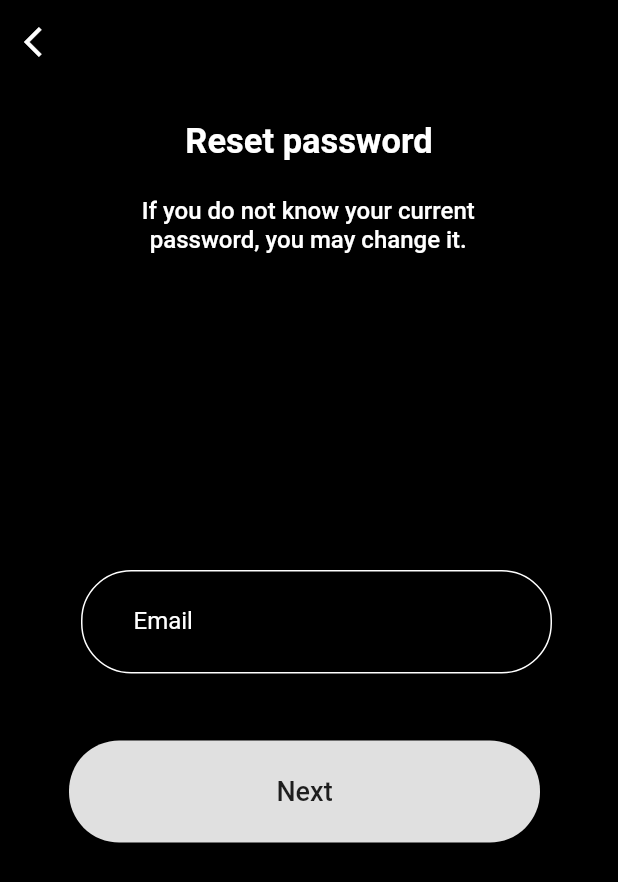
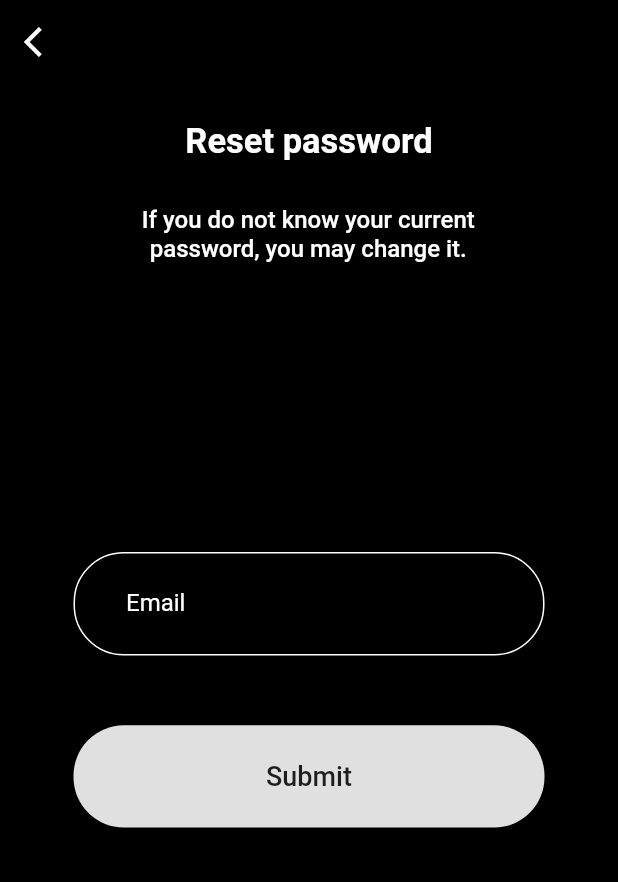
Before and after one commit to SenaCikic/fillproject, a Flutter app: the EmailResetPage screen opened directly, on a phone screen of 412 x 824 dp. Shown: the top 882 px of the screen. Run offline on Flutter 3.47's test engine with Material 2 defaults, Android fonts, the phone set to English and light mode, and no system bars; our stand-ins replace cloud_firestore, firebase_auth, flutter_screenutil, random_string, shared_preferences, splashscreen; missing offline and left inert: mailer; accounts and stored records are empty; Roboto replaces fonts that are missing (LoewNextArabic).

Commit message:
Margins fixed, gesture detector added, has floatingPlaceholder

```diff
--- a/lib/components/myText.dart
+++ b/lib/components/myText.dart
@@ -32,7 +32,7 @@ class MyText {
   final String passwordHeadline = "Set up a password \nand start getting \n";
   final String fiveSar = '5 \nSAR';
   final String emailHeadline = "Set up an email \nand start getting \n";
-  final String btnEmail = 'Next';
+  final String btnEmail = 'Submit';
   final String resetPass = 'forget password';
   final String ifYouDont =
       "If you do not know your current password, you may change it.";
--- a/lib/login/sendEmailPage.dart
+++ b/lib/login/sendEmailPage.dart
@@ -35,7 +35,11 @@ class EmailResetPage extends StatelessWidget {
           },
         ),
       ),
-      body: ListView(
+      body: GestureDetector(
+          onTap: () {
+            FocusScope.of(context).requestFocus(new FocusNode());
+          },
+              child: ListView(
           children: <Widget>[
             Container(
               margin: EdgeInsets.only(top: 25.0),
@@ -45,39 +49,37 @@ class EmailResetPage extends StatelessWidget {
                   child: Text(MyText().emailReset,
                       style: const TextStyle(
                           color: const Color(0xffffffff),
-                        fontWeight: FontWeight.w700,
+                          fontWeight: FontWeight.bold,
                           fontFamily: "LoewNextArabic",
                           fontStyle: FontStyle.normal,
                           fontSize: 23.0),
                       textAlign: TextAlign.center)),
             ),
             Container(
-            margin: EdgeInsets.only(top: 22.0, right: 73.0, left: 72.0),
+              margin: EdgeInsets.only(top: 28.0, right: 73.0, left: 72.0,bottom: 163),
               child: SizedBox(
-                width: 269,
-                height: 66,
+                  width: ScreenUtil.instance.setWidth(269),
+                  height: ScreenUtil.instance.setWidth(66),
                   child: Text(MyText().emailSub,
                       style: const TextStyle(
                           color: const Color(0xffffffff),
                           fontWeight: FontWeight.w500,
                           fontFamily: "LoewNextArabic",
                           fontStyle: FontStyle.normal,
-                        fontSize: 16.0),
+                          fontSize: 16),
                       textAlign: TextAlign.center)),
             ),
             Container(
-              margin: EdgeInsets.only(
-                  bottom: 20, top: 163.0, left: 54.0, right: 44.0),
-              child: Container(
               width: ScreenUtil.instance.setWidth(316.0),
               height: ScreenUtil.instance.setHeight(92.0),
-                margin: EdgeInsets.only(top: 20.0),
+              margin: EdgeInsets.only(left: 49.0, right: 49.0, bottom: 22),
               child: Form(
                 key: _formKey,
                 child: TextFormField(
                   controller: emailController,
                   decoration: InputDecoration(
-                      floatingLabelBehavior: FloatingLabelBehavior.never,
+                    // floatingLabelBehavior: FloatingLabelBehavior.never,
+                    hasFloatingPlaceholder: false,
                     contentPadding: new EdgeInsets.symmetric(
                         vertical: 25.0, horizontal: 35.0),
                     labelText: MyText().labelEmail,
@@ -108,11 +110,11 @@ class EmailResetPage extends StatelessWidget {
                       MyValidation().validateEmailLogin(email, _btnCounter),
                 ),
               ),
-              )),
+            ),
             Container(
                 width: ScreenUtil.instance.setWidth(316.0),
                 height: ScreenUtil.instance.setHeight(67.0),
-              margin: EdgeInsets.only(left: 46.0, right: 52.0),
+                margin: EdgeInsets.only(left: 49.0, right: 49.0,),
                 child: RaisedButton(
                   shape: RoundedRectangleBorder(
                     borderRadius: new BorderRadius.circular(33.5),
@@ -144,6 +146,7 @@ class EmailResetPage extends StatelessWidget {
             // ),
           ],
         ),
+      ),
     );
   }
 
--- a/lib/register/emailPage.dart
+++ b/lib/register/emailPage.dart
@@ -80,7 +80,8 @@ class _EmailPageState extends State<EmailPage> {
                           child: TextFormField(
                             controller: emailController,
                             decoration: InputDecoration(
-                              floatingLabelBehavior: FloatingLabelBehavior.never,
+                              // floatingLabelBehavior: FloatingLabelBehavior.never,
+                              hasFloatingPlaceholder: false,
                               contentPadding: new EdgeInsets.symmetric(
                                   vertical: 25.0, horizontal: 35.0),
                               labelText: MyText().labelEmail,
--- a/lib/register/registerPage.dart
+++ b/lib/register/registerPage.dart
@@ -140,7 +140,8 @@ class _RegisterPageState extends State<RegisterPage> {
                             textCapitalization: TextCapitalization.sentences,
                             controller: usernameController,
                             decoration: InputDecoration(
-                               floatingLabelBehavior: FloatingLabelBehavior.never,
+                              //  floatingLabelBehavior: FloatingLabelBehavior.never,
+                              hasFloatingPlaceholder: false,
                               errorStyle: TextStyle(
                                   inherit: true,
                                   textBaseline: TextBaseline.ideographic),
```
Also changed, not shown: lib/login/loginPage.dart (+13 -5 lines), lib/login/resetPasswordPage.dart (+14 -5 lines). Lines whose indentation alone changed are shown as unchanged.
